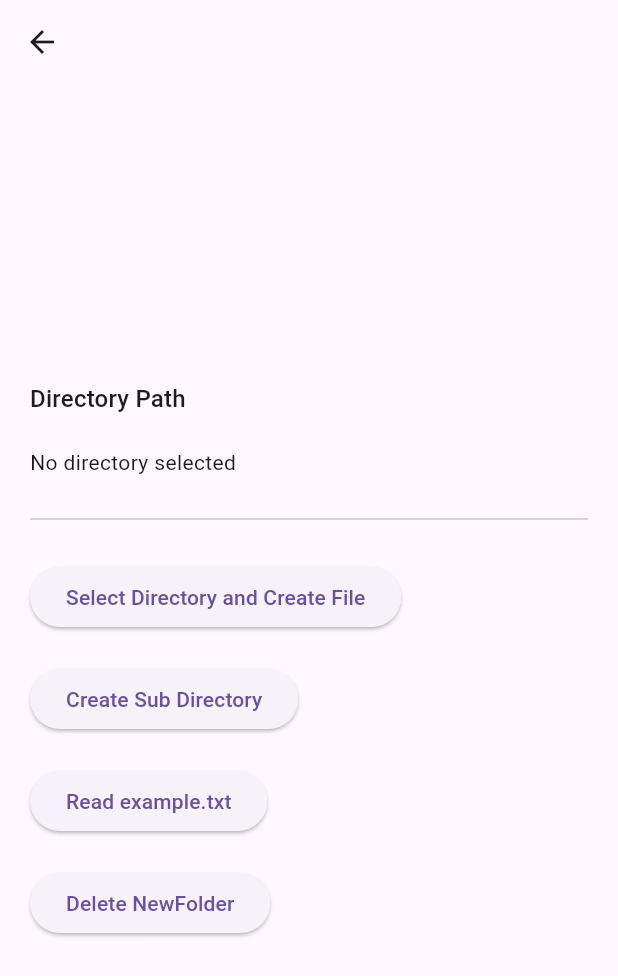
After one commit to HaruhikoMotokawa/write_sdcard_sample, a Flutter app: the screen it shows after launch, after a tap on "file_picker", on a phone screen of 412 x 824 dp. The commit adds this screen. Shown: the top 976 px of the screen. Run offline on Flutter 3.47's test engine with Material 3 defaults, Android fonts, the phone set to English and light mode, and no system bars; our stand-ins replace file, file_picker, flutter_hooks, go_router, hooks_riverpod, riverpod_annotation; missing offline and left inert: docman, flutter_file_saver; generated files the repository leaves out were written again.

Commit message:
feat: ファイルピッカー画面とホーム画面の実装、不要な拡張機能の削除

```diff
--- a/lib/router/router.dart
+++ b/lib/router/router.dart
@@ -2,8 +2,9 @@ import 'package:flutter/material.dart';
 import 'package:go_router/go_router.dart';
 import 'package:hooks_riverpod/hooks_riverpod.dart';
 import 'package:riverpod_annotation/riverpod_annotation.dart';
-import 'package:write_sdcard_sample/home_screen.dart';
 import 'package:write_sdcard_sample/screen/doc_man/screen.dart';
+import 'package:write_sdcard_sample/screen/file_picker/screen.dart';
+import 'package:write_sdcard_sample/screen/home/screen.dart';
 
 part 'router.g.dart';
 
@@ -36,6 +37,17 @@ final _goRouter = GoRouter(
         );
       },
     ),
+    // file_picker
+    GoRoute(
+      path: FilePickerScreen.path,
+      name: FilePickerScreen.name,
+      pageBuilder: (context, state) {
+        return MaterialPage(
+          key: state.pageKey,
+          child: const FilePickerScreen(),
+        );
+      },
+    ),
   ],
   // 遷移ページがないなどのエラーが発生した時に、このページに行く
   errorPageBuilder: (context, state) => MaterialPage(
--- /dev/null
+++ b/lib/screen/file_picker/screen.dart
@@ -0,0 +1,128 @@
+import 'package:file/local.dart';
+import 'package:file_picker/file_picker.dart';
+import 'package:flutter/material.dart';
+import 'package:flutter_hooks/flutter_hooks.dart';
+import 'package:write_sdcard_sample/shared/app_dialog.dart';
+
+class FilePickerScreen extends HookWidget {
+  const FilePickerScreen({super.key});
+
+  static const String path = '/file_picker';
+  static const String name = 'file_picker';
+
+  @override
+  Widget build(BuildContext context) {
+    final directoryPath = useState<String?>(null);
+    return Scaffold(
+      appBar: AppBar(),
+      body: Padding(
+        padding: const EdgeInsets.symmetric(horizontal: 20),
+        child: Center(
+          child: Column(
+            mainAxisAlignment: MainAxisAlignment.center,
+            crossAxisAlignment: CrossAxisAlignment.start,
+            spacing: 20,
+            children: [
+              Text(
+                'Directory Path',
+                style: Theme.of(context).textTheme.titleMedium,
+              ),
+              Text(
+                directoryPath.value == null
+                    ? 'No directory selected'
+                    : directoryPath.value.toString(),
+              ),
+              const Divider(),
+              ElevatedButton(
+                onPressed: () => _selectDirectoryAndCreateFile(context),
+                child: const Text('Select Directory and Create File'),
+              ),
+              ElevatedButton(
+                onPressed: () {},
+                child: const Text('Create Sub Directory'),
+              ),
+              ElevatedButton(
+                onPressed: () {},
+                child: const Text('Read example.txt'),
+              ),
+              ElevatedButton(
+                onPressed: () {},
+                child: const Text('Delete NewFolder'),
+              ),
+            ],
+          ),
+        ),
+      ),
+    );
+  }
+}
+
+extension on FilePickerScreen {
+  Future<void> _selectDirectoryAndCreateFile(
+    BuildContext context,
+  ) async {
+    final filePicker = FilePicker.platform;
+    // Get the external storage directory
+    final directoryPath = await filePicker.getDirectoryPath(
+      dialogTitle: 'Select Directory',
+    );
+
+    if (!context.mounted) return;
+    if (directoryPath == null) {
+      await showAppDialog(
+        context,
+        title: 'Error',
+        content: 'No directory selected',
+      );
+      return;
+    }
+    try {
+      final fixedPath = _fixDuplicatedEndingInPath(directoryPath);
+      const localFileSystem = LocalFileSystem();
+      localFileSystem
+          .directory(fixedPath)
+          .childFile('example.txt')
+          .writeAsStringSync('Hello, SD Card!');
+      if (!context.mounted) return;
+      await showAppDialog(
+        context,
+        title: 'Success',
+        content: 'File written successfully!',
+      );
+    } on Exception catch (e) {
+      if (!context.mounted) return;
+      await showAppDialog(
+        context,
+        title: 'Error',
+        content: e.toString(),
+      );
+    }
+  }
+
+  /// FilePickerで取得できるパス
+  String _fixDuplicatedEndingInPath(String path) {
+    final parts = path.split('/').where((p) => p.isNotEmpty).toList();
+
+    final n = parts.length;
+
+    bool listEquals<T>(List<T> a, List<T> b) {
+      if (a.length != b.length) return false;
+      for (var i = 0; i < a.length; i++) {
+        if (a[i] != b[i]) return false;
+      }
+      return true;
+    }
+
+    for (var size = n ~/ 2; size >= 1; size--) {
+      // Compare two blocks from the end
+      final firstBlock = parts.sublist(n - 2 * size, n - size);
+      final secondBlock = parts.sublist(n - size, n);
+
+      if (listEquals(firstBlock, secondBlock)) {
+        return '/${parts.sublist(0, n - size).join('/')}';
+      }
+    }
+
+    return path;
+  }
+}
--- a/lib/_extension_2.dart
+++ b/lib/screen/home/_extension_2.dart
@@ -1,4 +1,4 @@
-part of 'home_screen.dart';
+part of 'screen.dart';
 
 /// ダメだったやつ
 extension on HomeScreen {
--- /dev/null
+++ b/lib/screen/home/screen.dart
@@ -0,0 +1,69 @@
+import 'dart:typed_data';
+
+import 'package:flutter/material.dart';
+import 'package:flutter_file_saver/flutter_file_saver.dart';
+import 'package:flutter_hooks/flutter_hooks.dart';
+import 'package:go_router/go_router.dart';
+import 'package:write_sdcard_sample/screen/doc_man/screen.dart';
+import 'package:write_sdcard_sample/screen/file_picker/screen.dart';
+import 'package:write_sdcard_sample/shared/app_dialog.dart';
+
+part '_extension_2.dart';
+
+class HomeScreen extends HookWidget {
+  const HomeScreen({
+    super.key,
+  });
+
+  static const String path = '/';
+  static const String name = 'home';
+  @override
+  Widget build(BuildContext context) {
+    return const Scaffold(
+      body: Padding(
+        padding: EdgeInsets.symmetric(horizontal: 20),
+        child: Center(
+          child: Column(
+            mainAxisAlignment: MainAxisAlignment.center,
+            crossAxisAlignment: CrossAxisAlignment.start,
+            spacing: 20,
+            children: [
+              _ListTile(
+                title: DocManScreen.name,
+                pushLocation: DocManScreen.path,
+              ),
+              _ListTile(
+                title: FilePickerScreen.name,
+                pushLocation: FilePickerScreen.path,
+              ),
+            ],
+          ),
+        ),
+      ),
+    );
+  }
+}
+
+class _ListTile extends StatelessWidget {
+  const _ListTile({
+    required this.title,
+    required this.pushLocation,
+  });
+
+  final String title;
+  final String pushLocation;
+  @override
+  Widget build(BuildContext context) {
+    return Container(
+      decoration: BoxDecoration(
+        border: Border.all(color: Colors.grey),
+        borderRadius: BorderRadius.circular(8),
+      ),
+      child: ListTile(
+        title: Text(title),
+        trailing: const Icon(Icons.arrow_forward),
+        onTap: () => context.push(pushLocation),
+      ),
+    );
+  }
+}
```
Also changed, not shown: lib/_extension_1.dart (deleted, +0 -72 lines), lib/home_screen.dart (deleted, +0 -50 lines).
